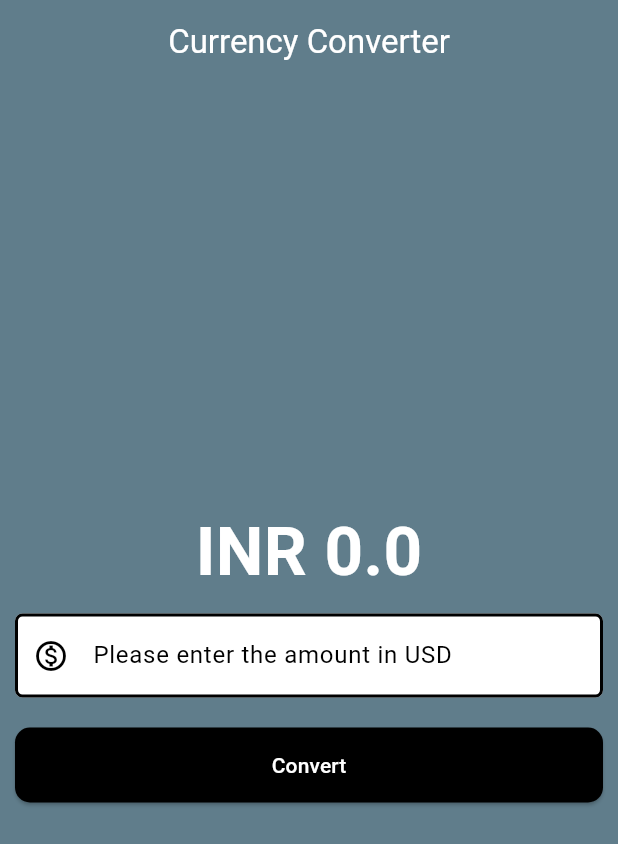
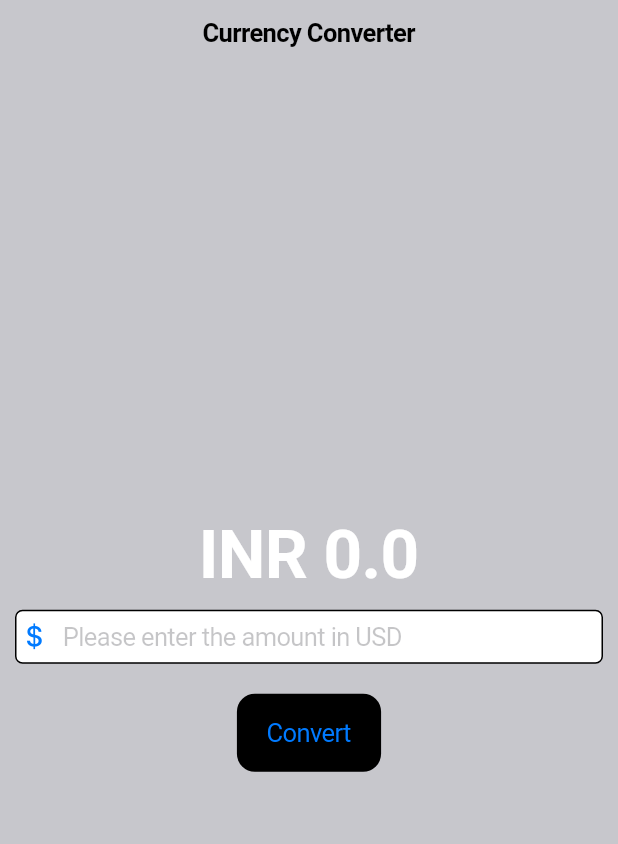
Before and after one commit to RacheetBedi/FlutterPractice, a Flutter app: the screen it shows after launch, on a phone screen of 412 x 824 dp. Shown: the top 844 px of the screen. Run offline on Flutter 3.47's test engine with Material 3 defaults, Android fonts, the phone set to English and light mode, and no system bars; missing offline and left inert: dart:html.

Commit message:
Added Cupertino (Apple) UI functionality.

```diff
--- /dev/null
+++ b/lib/currency_converter_cupertino_page.dart
@@ -0,0 +1,71 @@
+import 'package:flutter/cupertino.dart';
+
+class CurrencyConverterCupertinoPage extends StatefulWidget {
+  const CurrencyConverterCupertinoPage({super.key});
+
+  @override
+  State<CurrencyConverterCupertinoPage> createState() =>
+      _CurrencyConverterCupertinoPageState();
+}
+
+class _CurrencyConverterCupertinoPageState
+    extends State<CurrencyConverterCupertinoPage> {
+  double result = 0;
+  final TextEditingController textEditingController = TextEditingController();
+
+  @override
+  Widget build(BuildContext context) {
+    return CupertinoPageScaffold(
+        backgroundColor: CupertinoColors.systemGrey3,
+        navigationBar: const CupertinoNavigationBar(
+          backgroundColor: CupertinoColors.systemGrey3,
+          middle: Text('Currency Converter'),
+        ),
+        child: Center(
+          child: Column(
+            mainAxisAlignment: MainAxisAlignment.center,
+            crossAxisAlignment: CrossAxisAlignment.center,
+            children: [
+              Text(
+                'INR $result',
+                style: const TextStyle(
+                  fontSize: 45,
+                  fontWeight: FontWeight.bold,
+                  color: Color.fromARGB(255, 255, 255, 255),
+                ),
+              ),
+              Container(
+                padding: const EdgeInsets.all(10),
+                child: CupertinoTextField(
+                  controller: textEditingController,
+                  style: const TextStyle(
+                    color: CupertinoColors.black,
+                  ),
+                  decoration: BoxDecoration(
+                    border: Border.all(),
+                    borderRadius: BorderRadius.circular(5),
+                    color: CupertinoColors.white,
+                  ),
+                  placeholder: 'Please enter the amount in USD',
+                  prefix: const Icon(CupertinoIcons.money_dollar),
+                  keyboardType: const TextInputType.numberWithOptions(
+                    decimal: true,
+                  ),
+                ),
+              ),
+              Container(
+                padding: const EdgeInsets.all(10.0),
+                child: CupertinoButton(
+                  onPressed: () {
+                    result = double.parse(textEditingController.text) * 81;
+                    setState(() {});
+                  },
+                  color: CupertinoColors.black,
+                  child: const Text('Convert'),
+                ),
+              ),
+            ],
+          ),
+        ));
+  }
+}
--- a/lib/main.dart
+++ b/lib/main.dart
@@ -1,8 +1,12 @@
+import 'dart:html';
+
 import 'package:flutter/material.dart';
+import 'package:flutter/cupertino.dart';
+import 'package:flutterpracticeprojects/currency_converter_cupertino_page.dart';
 import './currency_converter_material_page.dart';
 
 void main() {
-  runApp(const MyApp());
+  runApp(const MyCupertinoApp());
 }
 
 class MyApp extends StatelessWidget {
@@ -15,3 +19,14 @@ class MyApp extends StatelessWidget {
     );
   }
 }
+
+class MyCupertinoApp extends StatelessWidget {
+  const MyCupertinoApp({super.key});
+
+  @override
+  Widget build(BuildContext context) {
+    return const CupertinoApp(
+      home: CurrencyConverterCupertinoPage(),
+    );
+  }
+}
```
